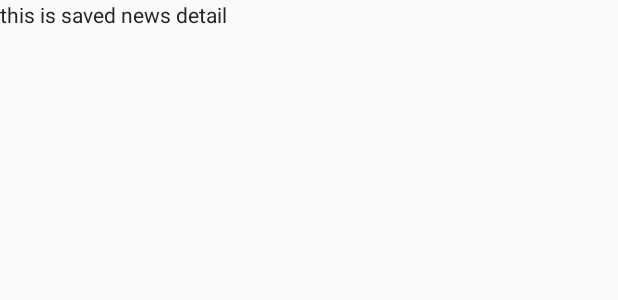
After one commit to publicclassoverflow/TinNews, an Android app: the layout fragment_saved_news_detailed.xml on its own in the app's theme, with its tools: preview values and no code run, on a phone screen of 412 x 824 dp. The commit adds this screen. Shown: the top 300 px of the screen. Run offline under Robolectric (Android 15) with nearby library versions, the phone set to English and light mode, and no system bars.

Commit message:
Getting started with Fragment Transaction

```diff
--- a/app/src/main/java/com/coollime/tinnews/common/TinFragmentManager.java
+++ b/app/src/main/java/com/coollime/tinnews/common/TinFragmentManager.java
@@ -3,7 +3,7 @@ package com.coollime.tinnews.common;
 import android.os.Bundle;
 
 public interface TinFragmentManager {
-    //    void doFragmentTransaction(TinBasicFragment basicFragment);
+    void doFragmentTransaction(TinBasicFragment basicFragment);
 
     void startActivityWithBundle(Class<?> clazz, boolean isFinished, Bundle bundle);
 
--- /dev/null
+++ b/app/src/main/res/layout/child_fragment_container.xml
@@ -0,0 +1,6 @@
+<?xml version="1.0" encoding="utf-8"?>
+<FrameLayout xmlns:android="http://schemas.android.com/apk/res/android"
+    android:layout_width="match_parent"
+    android:id="@+id/child_fragment_container"
+    android:layout_height="match_parent">
+</FrameLayout>
--- /dev/null
+++ b/app/src/main/res/layout/fragment_saved_news_detailed.xml
@@ -0,0 +1,15 @@
+<?xml version="1.0" encoding="utf-8"?>
+<FrameLayout xmlns:android="http://schemas.android.com/apk/res/android"
+    xmlns:tools="http://schemas.android.com/tools"
+    android:layout_width="match_parent"
+    android:layout_height="match_parent"
+    tools:context=".save.detail.SavedNewsDetailedFragment">
+
+    <!-- TODO: Update blank fragment layout -->
+    <TextView
+        android:layout_width="match_parent"
+        android:layout_height="match_parent"
+        android:id="@+id/text"
+        android:text="this is saved news detail" />
+
+</FrameLayout>
```
Also changed, not shown: app/src/main/java/com/coollime/tinnews/MainActivity.java (+18 -0 lines), app/src/main/java/com/coollime/tinnews/common/ContainerFragment.java (+41 -4 lines), app/src/main/java/com/coollime/tinnews/save/SavedNewsFragment.java (added, +32 -0 lines), app/src/main/java/com/coollime/tinnews/save/detail/SavedNewsDetailedFragment.java (added, +34 -0 lines), app/src/main/res/layout/fragment_saved_news.xml (added, +16 -0 lines).
